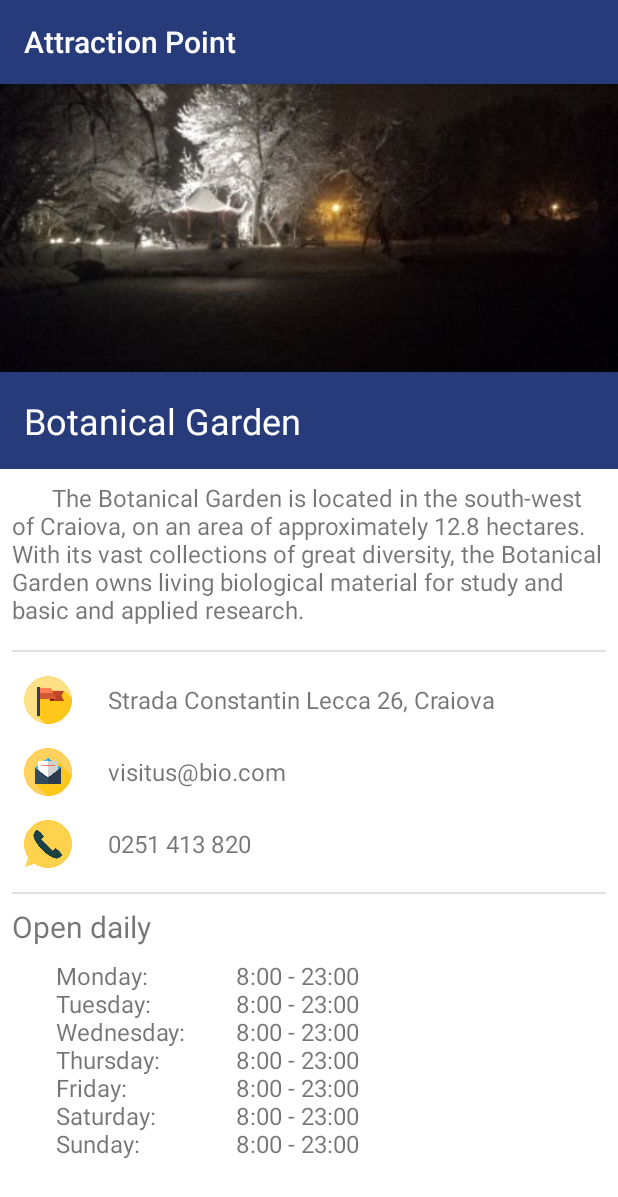
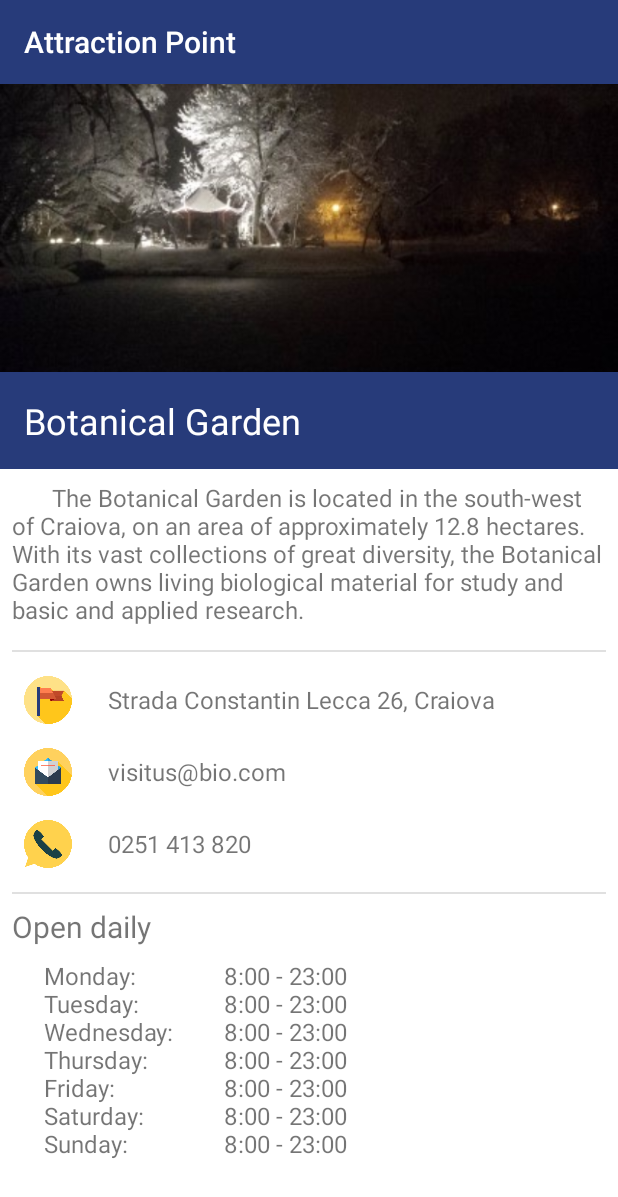
Before and after one commit to robert-andrei/businesscard, an Android app: the screen it shows after launch (MainActivity), on a phone screen of 412 x 824 dp. Shown: the top 1197 px of the screen. Run offline under Robolectric (Android 15) with nearby library versions, the phone set to English and light mode, and no system bars.

Commit message:
Less repetitive code, used more styles

```diff
--- a/app/src/main/res/layout/activity_main.xml
+++ b/app/src/main/res/layout/activity_main.xml
@@ -65,14 +65,12 @@
 
         <TextView style="@style/scheduleMain"
             android:layout_height="wrap_content"
-            android:paddingStart="8dp"
             android:text="@string/open"
             android:textSize="@dimen/big_text"/>
 
         <LinearLayout style="@style/scheduleMain"
             android:layout_height="match_parent"
-            android:orientation="horizontal"
-            android:paddingStart="16dp">
+            android:orientation="horizontal">
 
             <TextView style="@style/schedule"
                 android:text="@string/days"/>
```
